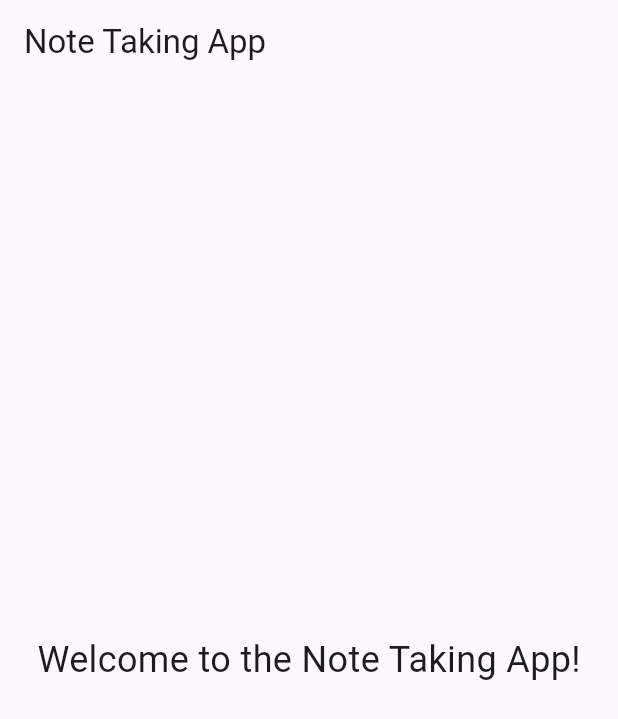
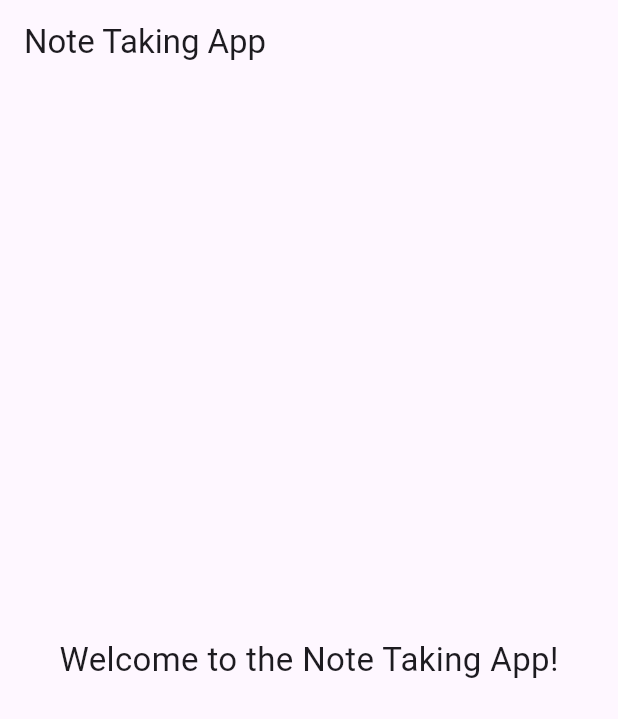
Before and after one commit to anas3654/notes_app, a Flutter app: the screen it shows after launch, on a phone screen of 412 x 824 dp. Shown: the top 719 px of the screen. Run offline on Flutter 3.47's test engine with Material 3 defaults, Android fonts, the phone set to English and light mode, and no system bars.

Commit message:
create notes app

```diff
--- a/lib/main.dart
+++ b/lib/main.dart
@@ -19,7 +19,7 @@ class NoteApp extends StatelessWidget {
           title: Text('Note Taking App'),
         ),
         body: Center(
-          child: Text('Welcome to the Note Taking App!', style: TextStyle(fontSize: 24)),
+          child: Text('Welcome to the Note Taking App!', style: TextStyle(fontSize: 22)),
         ),
       ),
     );
```
